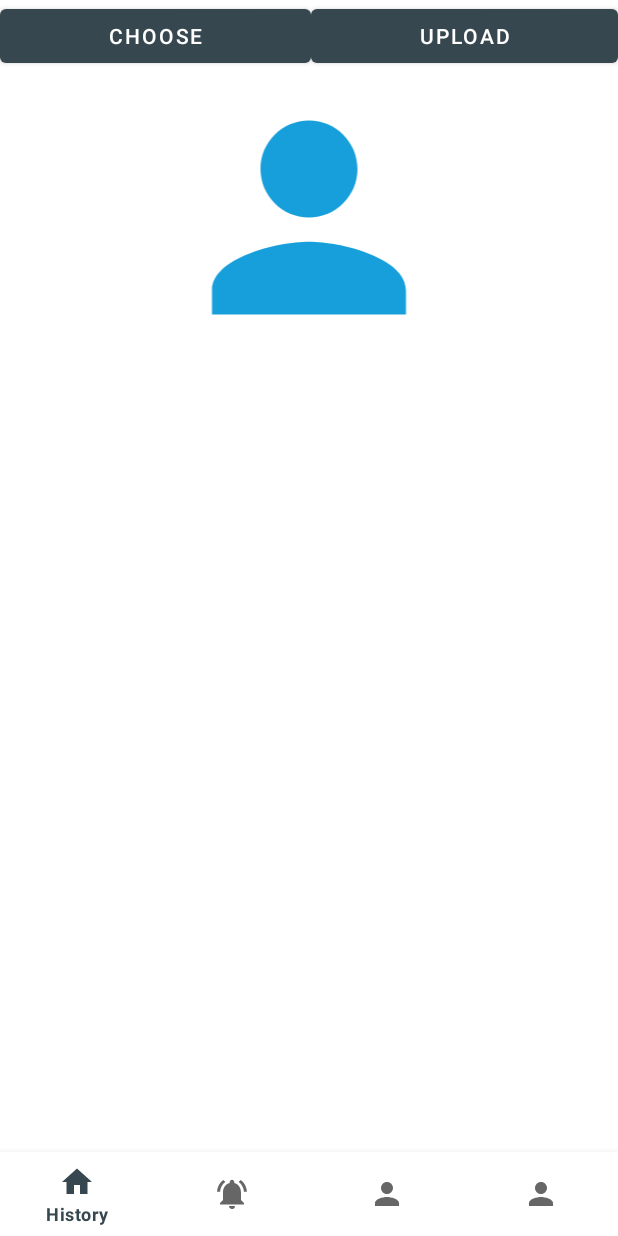
After one commit to nguyen11122001/HomeTracking, an Android app: the fragment UploadFragment placed in its activity, on a phone screen of 412 x 824 dp. The commit adds this screen. Run offline under Robolectric (Android 15) with nearby library versions, the phone set to English and light mode, and no system bars; our stand-ins replace Firebase (no records; nobody signed in at launch, a user with empty details on screens opened directly).

```diff
--- a/PBL5/app/build.gradle
+++ b/PBL5/app/build.gradle
@@ -50,6 +50,7 @@ dependencies {
     implementation 'com.google.firebase:firebase-auth:21.0.5'
     implementation 'com.google.firebase:firebase-database:20.0.5'
     implementation 'com.google.firebase:firebase-firestore:24.1.2'
+    implementation 'com.google.firebase:firebase-storage:20.0.1'
     testImplementation 'junit:junit:4.13.2'
     androidTestImplementation 'androidx.test.ext:junit:1.1.3'
     androidTestImplementation 'androidx.test.espresso:espresso-core:3.4.0'
--- a/PBL5/app/src/main/java/com/example/demoapp/HomeActivity.java
+++ b/PBL5/app/src/main/java/com/example/demoapp/HomeActivity.java
@@ -20,6 +20,7 @@ import com.example.demoapp.View.AccountFragment;
 import com.example.demoapp.View.HistoryFragment;
 import com.example.demoapp.View.HomeFragment;
 import com.example.demoapp.View.NotificationFragment;
+import com.example.demoapp.View.UploadFragment;
 import com.example.demoapp.databinding.ActivityHomeBinding;
 import com.google.android.material.bottomnavigation.BottomNavigationView;
 import com.google.firebase.database.DataSnapshot;
@@ -108,6 +109,10 @@ public class HomeActivity extends AppCompatActivity {
                     fragment = new AccountFragment();
                     loadFragment(fragment);
                     return true;
+                case R.id.nav_update_img:
+                    fragment = new UploadFragment();
+                    loadFragment(fragment);
+                    return true;
             }
             return false;
         }
--- /dev/null
+++ b/PBL5/app/src/main/java/com/example/demoapp/View/UploadFragment.java
@@ -0,0 +1,123 @@
+package com.example.demoapp.View;
+
+import android.app.ProgressDialog;
+import android.content.Context;
+import android.content.Intent;
+import android.net.Uri;
+import android.os.Bundle;
+
+import androidx.fragment.app.Fragment;
+import androidx.navigation.Navigation;
+
+import android.support.annotation.NonNull;
+import android.view.LayoutInflater;
+import android.view.View;
+import android.view.ViewGroup;
+import android.widget.Button;
+import android.widget.ImageView;
+import android.widget.Toast;
+
+import com.example.demoapp.HomeActivity;
+import com.example.demoapp.MainActivity;
+import com.example.demoapp.R;
+import com.example.demoapp.UploadActivity;
+import com.google.android.gms.tasks.OnFailureListener;
+import com.google.android.gms.tasks.OnSuccessListener;
+import com.google.firebase.storage.FirebaseStorage;
+import com.google.firebase.storage.OnProgressListener;
+import com.google.firebase.storage.StorageReference;
+import com.google.firebase.storage.UploadTask;
+
+import java.util.UUID;
+
+
+public class UploadFragment extends Fragment {
+
+
+    UploadFragmentListener activityCallback;
+    public interface UploadFragmentListener {
+        public void onButtonClick();
+    }
+
+    Context thiscontext;
+    private Button btnChoose, btnUpload;
+    private ImageView imageView;
+    FirebaseStorage storage;
+    StorageReference storageReference;
+    private Uri filePath;
+
+    private final int PICK_IMAGE_REQUEST = 71;
+
+    // TODO: Rename parameter arguments, choose names that match
+    // the fragment initialization parameters, e.g. ARG_ITEM_NUMBER
+    private static final String ARG_PARAM1 = "param1";
+    private static final String ARG_PARAM2 = "param2";
+
+    // TODO: Rename and change types of parameters
+    private String mParam1;
+    private String mParam2;
+
+    public UploadFragment() {
+        // Required empty public constructor
+    }
+
+    public static UploadFragment newInstance(String param1, String param2) {
+        UploadFragment fragment = new UploadFragment();
+        Bundle args = new Bundle();
+        args.putString(ARG_PARAM1, param1);
+        args.putString(ARG_PARAM2, param2);
+        fragment.setArguments(args);
+        return fragment;
+    }
+//    @Override
+//    public void onAttach(Context context) {
+//        super.onAttach(context);
+//        try {
+//            activityCallback = (UploadFragmentListener) context;
+//        } catch (ClassCastException e) {
+//            throw new ClassCastException(context.toString()
+//                    + " You must implement FirstFragmentListener");
+//        }
+//    }
+
+    @Override
+    public void onCreate(Bundle savedInstanceState) {
+        super.onCreate(savedInstanceState);
+//        activityCallback = (UploadFragmentListener) savedInstanceState;
+        storage = FirebaseStorage.getInstance();
+        storageReference = storage.getReference();
+        if (getArguments() != null) {
+            mParam1 = getArguments().getString(ARG_PARAM1);
+            mParam2 = getArguments().getString(ARG_PARAM2);
+        }
+    }
+
+    @Override
+    public View onCreateView(LayoutInflater inflater, ViewGroup container,
+                             Bundle savedInstanceState) {
+        View view= inflater.inflate(R.layout.fragment_upload, container, false);
+        thiscontext = container.getContext();
+
+
+
+        btnChoose = (Button) view.findViewById(R.id.btnChoose);
+        btnUpload = (Button) view.findViewById(R.id.btnUpload);
+        imageView = (ImageView) view.findViewById(R.id.imgView);
+        btnChoose.setOnClickListener(new View.OnClickListener() {
+            @Override
+            public void onClick(View v) {
+//                activityCallback.onButtonClick();
+                Intent intent = new Intent(thiscontext, UploadActivity.class);
+//        Bundle bundle = new Bundle();
+//        bundle.putString("Key_1", user.getUid());
+//        intent.putExtras(bundle);
+                startActivity(intent);
+            }
+        });
+
+        // Inflate the layout for this fragment
+        return view;
+    }
+
+
+}
--- /dev/null
+++ b/PBL5/app/src/main/res/layout/fragment_upload.xml
@@ -0,0 +1,45 @@
+<?xml version="1.0" encoding="utf-8"?>
+<FrameLayout xmlns:android="http://schemas.android.com/apk/res/android"
+    xmlns:tools="http://schemas.android.com/tools"
+    android:layout_width="match_parent"
+    android:layout_height="match_parent"
+    tools:context=".View.UploadFragment">
+
+    <LinearLayout
+        android:id="@+id/layout_all"
+        android:layout_width="match_parent"
+        android:layout_height="242dp"
+        android:orientation="vertical">
+
+        <LinearLayout
+            android:id="@+id/layout_button"
+            android:layout_width="match_parent"
+            android:layout_height="wrap_content"
+            android:orientation="horizontal">
+
+            <Button
+                android:id="@+id/btnChoose"
+                android:layout_width="wrap_content"
+                android:layout_height="wrap_content"
+                android:layout_weight="1"
+                android:text="Choose" />
+
+            <Button
+                android:id="@+id/btnUpload"
+                android:layout_width="wrap_content"
+                android:layout_weight="1"
+                android:layout_height="wrap_content"
+                android:text="Upload" />
+
+
+        </LinearLayout>
+
+        <ImageView
+            android:id="@+id/imgView"
+            android:src="@drawable/ic_baseline_person_24"
+            android:layout_width="match_parent"
+            android:layout_height="match_parent" />
+
+    </LinearLayout>
+
+</FrameLayout>
--- a/PBL5/app/src/main/res/menu/navigation.xml
+++ b/PBL5/app/src/main/res/menu/navigation.xml
@@ -13,4 +13,8 @@
         android:id="@+id/nav_account"
         android:icon="@drawable/ic_baseline_person_24"
         android:title="Account"/>
+    <item
+        android:id="@+id/nav_update_img"
+        android:icon="@drawable/ic_baseline_person_24"
+        android:title="Upload image"/>
 </menu>
--- a/PBL5/app/src/main/res/navigation/pages_nav.xml
+++ b/PBL5/app/src/main/res/navigation/pages_nav.xml
@@ -40,4 +40,9 @@
         android:name="com.example.demoapp.View.MemberDetailFragment"
         android:label="fragment_member_detail"
         tools:layout="@layout/fragment_member_detail" />
+    <fragment
+        android:id="@+id/uploadFragment"
+        android:name="com.example.demoapp.View.UploadFragment"
+        android:label="fragment_member_detail"
+        tools:layout="@layout/fragment_member_detail" />
 </navigation>
```
Also changed, not shown: PBL5/app/src/main/AndroidManifest.xml (+6 -1 lines), PBL5/app/src/main/java/com/example/demoapp/UploadActivity.java (added, +131 -0 lines), PBL5/app/src/main/java/com/example/demoapp/View/AccountFragment.java (+21 -4 lines), PBL5/app/src/main/res/layout/activity_upload.xml (added, +44 -0 lines), PBL5/app/src/main/res/layout/fragment_account.xml (+9 -14 lines), PBL5/app/src/main/res/values/strings.xml (line endings or trailing spaces).
